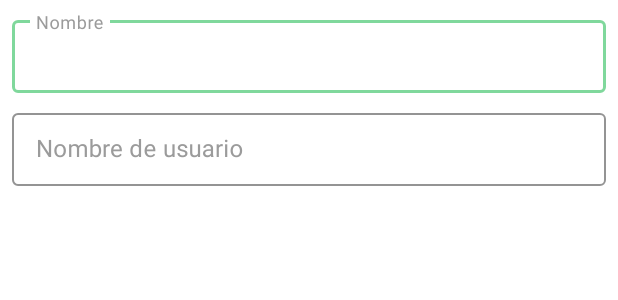
After one commit to jpcorreap/mercados-campesinos-app, an Android app: the layout user_info.xml on its own in the app's theme, with its tools: preview values and no code run, on a phone screen of 412 x 824 dp. The commit adds this screen. Shown: the top 300 px of the screen. Run offline under Robolectric (Android 15) with nearby library versions, the phone set to English and light mode, and no system bars.

Commit message:
Start form for user registration

```diff
--- /dev/null
+++ b/app/src/main/res/layout/user_info.xml
@@ -0,0 +1,60 @@
+<?xml version="1.0" encoding="utf-8"?>
+<androidx.constraintlayout.widget.ConstraintLayout xmlns:android="http://schemas.android.com/apk/res/android"
+    xmlns:app="http://schemas.android.com/apk/res-auto"
+    xmlns:tools="http://schemas.android.com/tools"
+    android:layout_width="match_parent"
+    android:layout_height="wrap_content">
+
+    <com.google.android.material.textfield.TextInputLayout
+        android:id="@+id/nameBox"
+        style="@style/Widget.MaterialComponents.TextInputLayout.OutlinedBox.Dense"
+        android:layout_width="0dp"
+        android:layout_height="wrap_content"
+        android:layout_marginStart="8dp"
+        android:layout_marginTop="8dp"
+        android:layout_marginEnd="8dp"
+        android:hint="Nombre"
+        android:labelFor="@+id/name"
+        android:textColorHint="@color/hintText"
+        app:boxStrokeColor="@color/textBoxes"
+        app:hintTextColor="@color/hintText"
+        app:layout_constraintEnd_toEndOf="parent"
+        app:layout_constraintStart_toStartOf="parent"
+        app:layout_constraintTop_toTopOf="parent">
+
+        <com.google.android.material.textfield.TextInputEditText
+            android:id="@+id/name"
+            android:layout_width="match_parent"
+            android:layout_height="wrap_content"
+            android:ems="10"
+            android:inputType="textPersonName" />
+
+    </com.google.android.material.textfield.TextInputLayout>
+
+    <com.google.android.material.textfield.TextInputLayout
+        android:id="@+id/usernameBox"
+        style="@style/Widget.MaterialComponents.TextInputLayout.OutlinedBox.Dense"
+        android:layout_width="0dp"
+        android:layout_height="wrap_content"
+        android:layout_marginStart="8dp"
+        android:layout_marginTop="8dp"
+        android:layout_marginEnd="8dp"
+        android:hint="Nombre de usuario"
+        android:labelFor="@+id/username"
+        android:textColorHint="@color/hintText"
+        app:boxStrokeColor="@color/textBoxes"
+        app:hintTextColor="@color/hintText"
+        app:layout_constraintEnd_toEndOf="parent"
+        app:layout_constraintStart_toStartOf="parent"
+        app:layout_constraintTop_toBottomOf="@+id/nameBox">
+
+        <com.google.android.material.textfield.TextInputEditText
+            android:id="@+id/username"
+            android:layout_width="match_parent"
+            android:layout_height="wrap_content"
+            android:ems="10"
+            android:inputType="textPersonName" />
+
+    </com.google.android.material.textfield.TextInputLayout>
+
+</androidx.constraintlayout.widget.ConstraintLayout>
--- a/app/src/main/res/values/colors.xml
+++ b/app/src/main/res/values/colors.xml
@@ -7,4 +7,6 @@
     <color name="teal_700">#FF018786</color>
     <color name="black">#FF000000</color>
     <color name="white">#FFFFFFFF</color>
+    <color name="textBoxes">#80D89C</color>
+    <color name="hintText">#9b9b9b</color>
 </resources>
```
